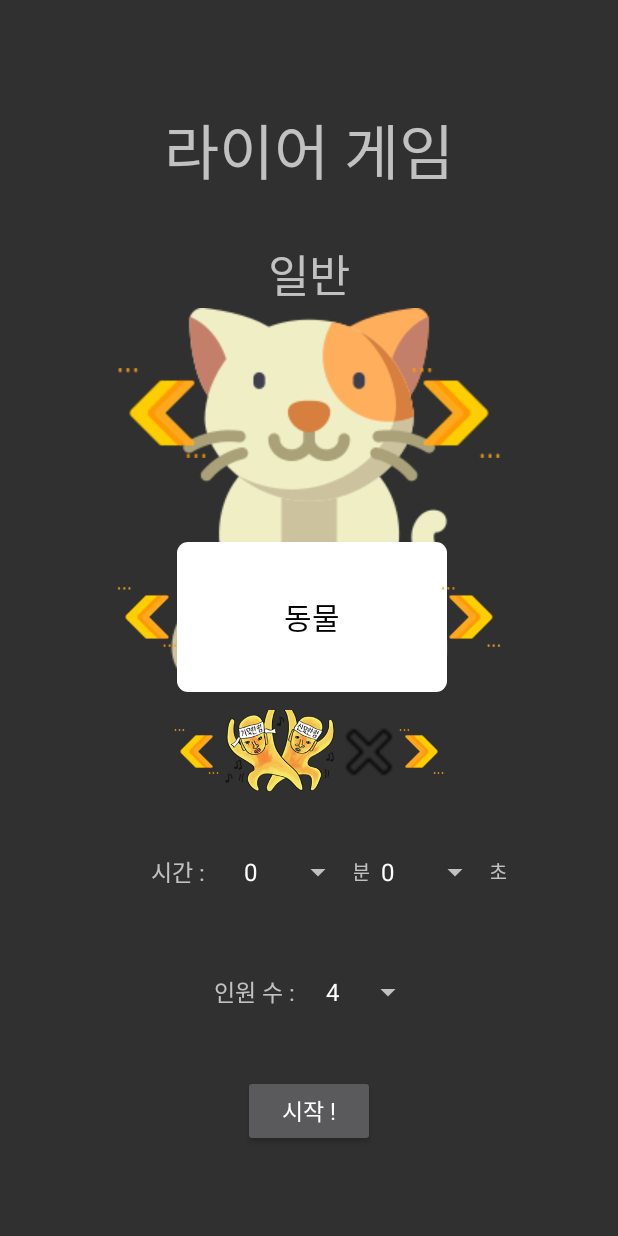
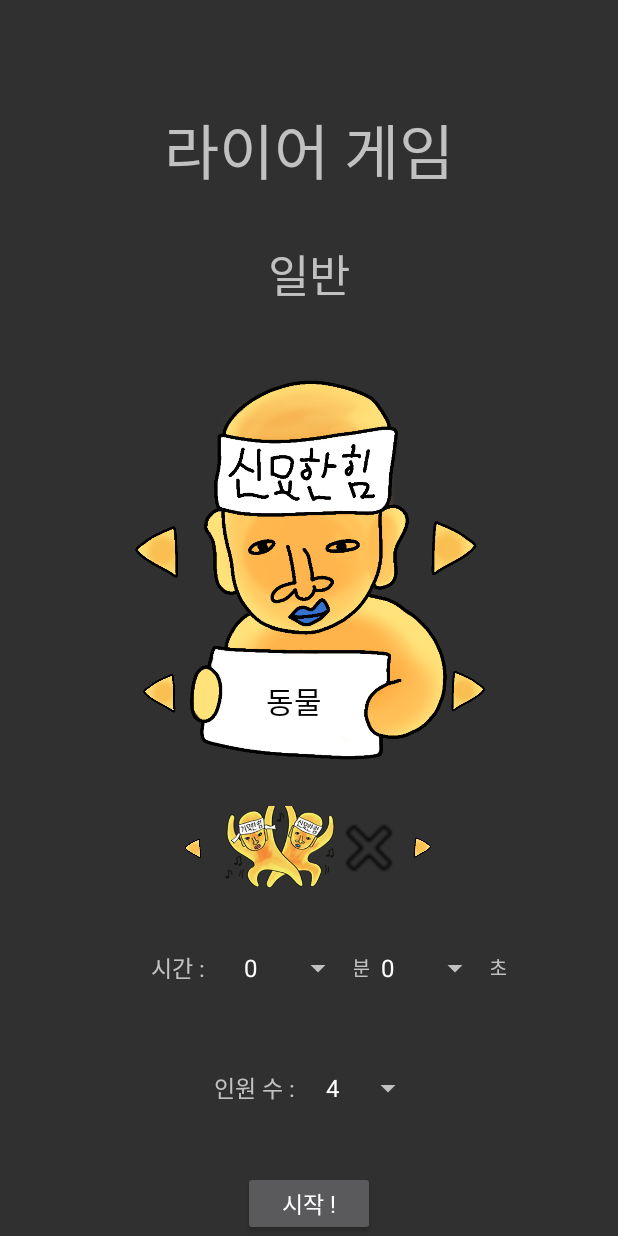
Before and after one commit to yhkwon0817/SSUK, an Android app: the screen it shows after launch (LiarGameSetting), after a tap on an icon or button, on a phone screen of 412 x 824 dp. Run offline under Robolectric (Android 15) with nearby library versions, the phone set to English and light mode, and no system bars.

Commit message:
묘한이로 그림 바꿈

```diff
--- a/app/src/main/java/com/example/ssuk/LiarGame.java
+++ b/app/src/main/java/com/example/ssuk/LiarGame.java
@@ -52,6 +52,8 @@ public class LiarGame extends AppCompatActivity {
     LinearLayout layout_timer;
     Button btn_next;
 
+    Vibrator vibrator;
+
     @Override
     protected void onCreate(Bundle savedInstanceState) {
         super.onCreate(savedInstanceState);
@@ -78,7 +80,7 @@ public class LiarGame extends AppCompatActivity {
 
         TextView text_topic = (TextView) findViewById(R.id.text_topic);
         TextView text_isLiar = (TextView) findViewById(R.id.text_isLiar);
-        TextView text_mode=(TextView)findViewById(R.id.text_mode);
+        TextView text_mode = (TextView) findViewById(R.id.text_mode);
         btn_next = findViewById(R.id.btn_next);
         min = findViewById(R.id.min);
         sec = findViewById(R.id.sec);
@@ -99,10 +101,11 @@ public class LiarGame extends AppCompatActivity {
                     intent.putExtra("정답 번호", randN_topic);
                     intent.putExtra("라이어", randN_liar + 1);
                     intent.putExtra("바보의 제시어", randN_topic_fool);
-                    intent.putExtra("스파이", randN_spy+1);
+                    intent.putExtra("스파이", randN_spy + 1);
                     intent.putExtra("카테고리 넘버", category_number);
                     intent.putExtra("모드", mode);
                     startActivity(intent);
+                    finish();
                 } else if (i == people * 2 + 1) {
                     text_isLiar.setVisibility(View.VISIBLE);
                     layout_timer.setVisibility(View.VISIBLE);
@@ -113,14 +116,12 @@ public class LiarGame extends AppCompatActivity {
                         SpannableStringBuilder sp = new SpannableStringBuilder("범인 색출 시작!\n누가 라이어인지\n맞춰 봅시다!");
                         sp.setSpan(new ForegroundColorSpan(Color.RED), 13, 16, Spannable.SPAN_EXCLUSIVE_EXCLUSIVE);
                         text_isLiar.setText(sp);
-                    }
-                    else if (mode == 1){
+                    } else if (mode == 1) {
                         SpannableStringBuilder sp = new SpannableStringBuilder("범인 색출 시작!\n누가 라이어 혹은\n스파이인지\n맞춰 봅시다!");
                         sp.setSpan(new ForegroundColorSpan(Color.RED), 13, 16, Spannable.SPAN_EXCLUSIVE_EXCLUSIVE);
                         sp.setSpan(new ForegroundColorSpan(Color.RED), 20, 23, Spannable.SPAN_EXCLUSIVE_EXCLUSIVE);
                         text_isLiar.setText(sp);
-                    }
-                    else {
+                    } else {
                         SpannableStringBuilder sp = new SpannableStringBuilder("범인 색출 시작!\n누가 바보인지\n맞춰 봅시다!");
                         sp.setSpan(new ForegroundColorSpan(Color.RED), 13, 15, Spannable.SPAN_EXCLUSIVE_EXCLUSIVE);
                         text_isLiar.setText(sp);
@@ -171,6 +172,11 @@ public class LiarGame extends AppCompatActivity {
         };
     }
 
+    public void stopTimerTask() {
+        timerTask.cancel();
+        timerTask = null;
+    }
+
     public void countDownTime() {
         countDownTimer = new CountDownTimer(minute * 60000 + second * 1000, 1000) {
 
@@ -192,16 +198,19 @@ public class LiarGame extends AppCompatActivity {
 
             @Override
             public void onFinish() {
-                Vibrator vibrator = (Vibrator) getSystemService(Context.VIBRATOR_SERVICE);
-                if (Build.VERSION.SDK_INT >= Build.VERSION_CODES.O) {
-                    vibrator.vibrate(VibrationEffect.createOneShot(1000, VibrationEffect.DEFAULT_AMPLITUDE));
+                vibrator = (Vibrator) getSystemService(Context.VIBRATOR_SERVICE);
+                vibrator.vibrate(VibrationEffect.createOneShot(1000, VibrationEffect.DEFAULT_AMPLITUDE));
+                /*if (Build.VERSION.SDK_INT >= Build.VERSION_CODES.O) {
+
                 } else {
                     vibrator.vibrate(1000);
-                }
+                }*/
                 layout_timer.setVisibility(View.INVISIBLE);
                 timerTask.cancel();
                 timerTask = null;
             }
+
         };
     }
+
 }
--- a/app/src/main/java/com/example/ssuk/LiarGameLast.java
+++ b/app/src/main/java/com/example/ssuk/LiarGameLast.java
@@ -23,7 +23,7 @@ public class LiarGameLast extends AppCompatActivity {
     public String answer = "";
     public int[] check = {0, 0, 0, 0, 0, 0, 0, 0, 0, 0, 0, 0, 0, 0, 0, 0};
 
-    public String[][] array = {{""},
+    public String[][] array = {
             {"사자", "호랑이", "곰", "퓨마", "낙타", "기린", "다람쥐", "원숭이", "아르마딜로", "돌고래",
                     "박쥐", "캥거루", "삵", "하이에나", "말", "닭"},
             {"어바웃타임", "it", "밀정", "탐정", "노트북", "인턴", "좋은놈 나쁜놈 이상한놈", "미녀와 야수", "어벤져스", "2012",
--- a/app/src/main/res/layout/activity_liar_game_setting.xml
+++ b/app/src/main/res/layout/activity_liar_game_setting.xml
@@ -31,81 +31,81 @@
         android:layout_gravity="center">
 
         <ImageView
-            android:layout_width="match_parent"
-            android:layout_height="match_parent"
-            android:src="@drawable/cat"
+            android:layout_width="320dp"
+            android:layout_height="320dp"
+            android:scaleType="centerInside"
+            android:src="@drawable/liar_normal"
             android:id="@+id/normal_mode"/>
 
         <ImageView
-            android:layout_width="match_parent"
-            android:layout_height="match_parent"
-            android:src="@drawable/cat"
+            android:layout_width="320dp"
+            android:layout_height="320dp"
+            android:scaleType="centerInside"
+            android:src="@drawable/liar_spy"
             android:id="@+id/mafia_mode"
             android:visibility="invisible"/>
 
         <ImageView
-            android:layout_width="match_parent"
-            android:layout_height="match_parent"
-            android:src="@drawable/cat"
+            android:layout_width="320dp"
+            android:layout_height="320dp"
+            android:scaleType="centerInside"
+            android:src="@drawable/liar_fool"
             android:id="@+id/fool_mode"
             android:visibility="invisible"/>
 
         <ImageButton
-            android:layout_width="60dp"
-            android:layout_height="60dp"
-            android:src="@drawable/back3"
+            android:layout_width="80dp"
+            android:layout_height="80dp"
+            android:src="@drawable/liar_left"
             android:scaleType="centerInside"
-            android:layout_marginTop="40dp"
+            android:layout_marginTop="120dp"
+            android:layout_marginLeft="25dp"
             android:background="@null"
             android:id="@+id/back_mode"/>
 
         <ImageButton
-            android:layout_width="60dp"
-            android:layout_height="60dp"
-            android:src="@drawable/next3"
+            android:layout_width="80dp"
+            android:layout_height="80dp"
+            android:src="@drawable/liar_right"
             android:scaleType="centerInside"
-            android:layout_marginTop="40dp"
+            android:layout_marginTop="120dp"
+            android:layout_marginEnd="25dp"
             android:layout_gravity="end"
             android:background="@null"
             android:id="@+id/next_mode"/>
 
-        <ImageView
-            android:layout_width="180dp"
-            android:layout_height="100dp"
-            android:src="@drawable/round_background"
-            android:layout_gravity="bottom"
-            android:layout_marginLeft="40dp"/>
 
         <TextView
-            android:layout_width="160dp"
-            android:layout_height="80dp"
+            android:layout_width="100dp"
+            android:layout_height="60dp"
             android:layout_gravity="bottom"
             android:gravity="center"
-            android:layout_marginLeft="50dp"
-            android:layout_marginBottom="10dp"
+            android:layout_marginLeft="100dp"
+            android:layout_marginBottom="28dp"
             android:textColor="@color/black"
             android:textSize="20sp"
             android:fontFamily="@font/kotra_bold"
             android:id="@+id/text_category"/>
 
         <ImageButton
-            android:layout_width="40dp"
-            android:layout_height="40dp"
-            android:src="@drawable/back3"
+            android:layout_width="60dp"
+            android:layout_height="60dp"
+            android:src="@drawable/liar_left"
             android:scaleType="centerInside"
             android:layout_gravity="bottom"
-            android:layout_marginBottom="30dp"
+            android:layout_marginStart="35dp"
+            android:layout_marginBottom="35dp"
             android:background="@null"
             android:id="@+id/back_category"/>
 
         <ImageButton
-            android:layout_width="40dp"
-            android:layout_height="40dp"
-            android:src="@drawable/next3"
+            android:layout_width="60dp"
+            android:layout_height="60dp"
+            android:layout_gravity="end"
+            android:layout_marginTop="225dp"
+            android:layout_marginEnd="25dp"
+            android:src="@drawable/liar_right"
             android:scaleType="centerInside"
-            android:layout_gravity="end"
-            android:layout_marginBottom="20dp"
-            android:layout_marginTop="186dp"
             android:background="@null"
             android:id="@+id/next_category"/>
 
@@ -121,14 +121,14 @@
         <ImageButton
             android:layout_width="30dp"
             android:layout_height="30dp"
-            android:src="@drawable/back3"
+            android:src="@drawable/liar_left"
             android:background="@null"
             android:scaleType="centerInside"/>
 
         <ImageView
             android:layout_width="80dp"
             android:layout_height="80dp"
-            android:src="@drawable/sin"/>
+            android:src="@drawable/liar_sin"/>
 
         <ImageView
             android:layout_width="40dp"
@@ -138,7 +138,7 @@
         <ImageButton
             android:layout_width="30dp"
             android:layout_height="30dp"
-            android:src="@drawable/next3"
+            android:src="@drawable/liar_right"
             android:background="@null"
             android:scaleType="centerInside"/>
 
```
Also changed, not shown: app/src/main/res/drawable/back3.png (deleted), app/src/main/res/drawable/cat.png (deleted), app/src/main/res/drawable/liar_fool.png (added), app/src/main/res/drawable/liar_left.png (added), app/src/main/res/drawable/liar_normal.png (added), app/src/main/res/drawable/liar_right.png (added), app/src/main/res/drawable/liar_sin.png (renamed from app/src/main/res/drawable/sin.png), app/src/main/res/drawable/liar_spy.png (added), app/src/main/res/drawable/next3.png (deleted).
